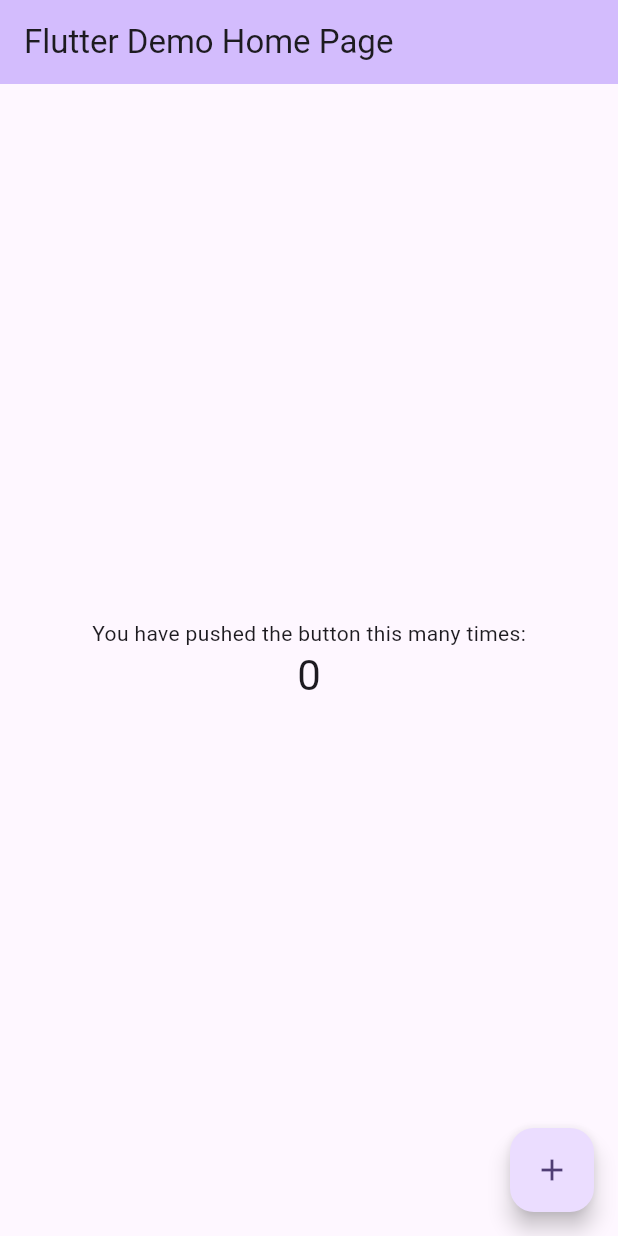
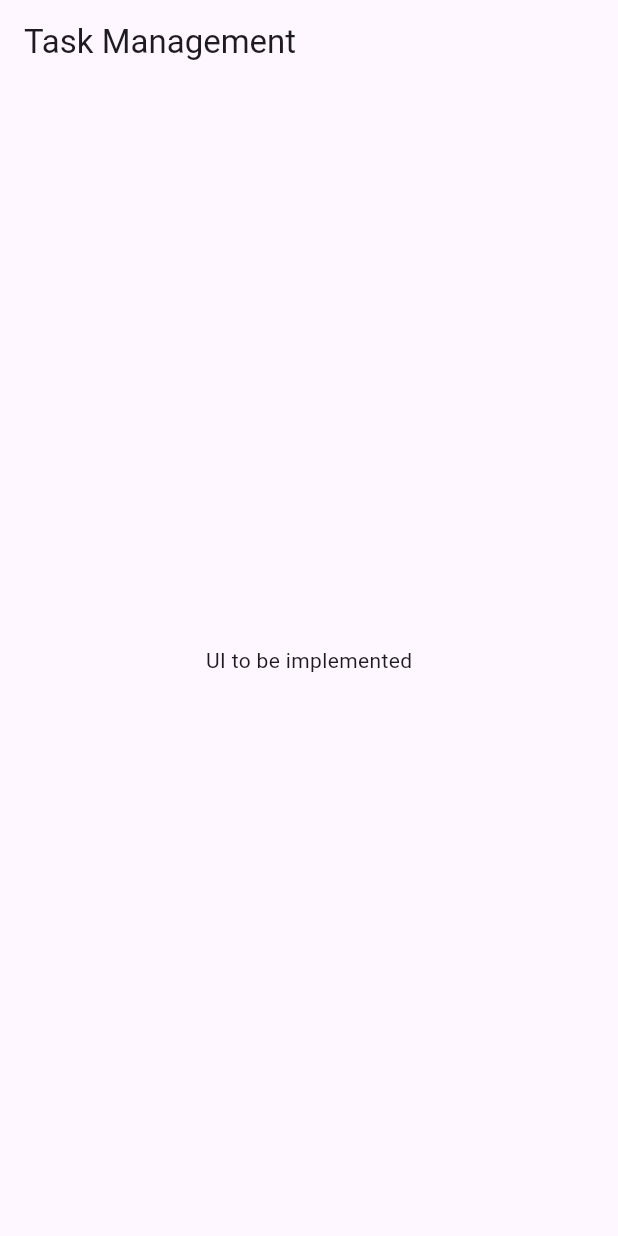
Before and after one commit to SamiAhmed007/task_management_app, a Flutter app: the screen it shows after launch, on a phone screen of 412 x 824 dp. Run offline on Flutter 3.47's test engine with Material 3 defaults, Android fonts, the phone set to English and light mode, and no system bars.

Commit message:
Feature 2: Set up basic UI with AppBar and placeholder for task list

```diff
--- a/lib/main.dart
+++ b/lib/main.dart
@@ -1,125 +1,38 @@
 import 'package:flutter/material.dart';
+import 'models/task.dart';
 
 void main() {
-  runApp(const MyApp());
+  runApp(TaskManagementApp());
 }
 
-class MyApp extends StatelessWidget {
-  const MyApp({super.key});
-
-  // This widget is the root of your application.
+class TaskManagementApp extends StatelessWidget {
   @override
   Widget build(BuildContext context) {
     return MaterialApp(
-      title: 'Flutter Demo',
+      title: 'Task Management',
       theme: ThemeData(
-        // This is the theme of your application.
-        //
-        // TRY THIS: Try running your application with "flutter run". You'll see
-        // the application has a purple toolbar. Then, without quitting the app,
-        // try changing the seedColor in the colorScheme below to Colors.green
-        // and then invoke "hot reload" (save your changes or press the "hot
-        // reload" button in a Flutter-supported IDE, or press "r" if you used
-        // the command line to start the app).
-        //
-        // Notice that the counter didn't reset back to zero; the application
-        // state is not lost during the reload. To reset the state, use hot
-        // restart instead.
-        //
-        // This works for code too, not just values: Most code changes can be
-        // tested with just a hot reload.
-        colorScheme: ColorScheme.fromSeed(seedColor: Colors.deepPurple),
-        useMaterial3: true,
+        primarySwatch: Colors.blue,
       ),
-      home: const MyHomePage(title: 'Flutter Demo Home Page'),
+      home: TaskListScreen(),
     );
   }
 }
 
-class MyHomePage extends StatefulWidget {
-  const MyHomePage({super.key, required this.title});
-
-  // This widget is the home page of your application. It is stateful, meaning
-  // that it has a State object (defined below) that contains fields that affect
-  // how it looks.
-
-  // This class is the configuration for the state. It holds the values (in this
-  // case the title) provided by the parent (in this case the App widget) and
-  // used by the build method of the State. Fields in a Widget subclass are
-  // always marked "final".
-
-  final String title;
-
+class TaskListScreen extends StatefulWidget {
   @override
-  State<MyHomePage> createState() => _MyHomePageState();
+  _TaskListScreenState createState() => _TaskListScreenState();
 }
 
-class _MyHomePageState extends State<MyHomePage> {
-  int _counter = 0;
-
-  void _incrementCounter() {
-    setState(() {
-      // This call to setState tells the Flutter framework that something has
-      // changed in this State, which causes it to rerun the build method below
-      // so that the display can reflect the updated values. If we changed
-      // _counter without calling setState(), then the build method would not be
-      // called again, and so nothing would appear to happen.
-      _counter++;
-    });
-  }
-
+class _TaskListScreenState extends State<TaskListScreen> {
   @override
   Widget build(BuildContext context) {
-    // This method is rerun every time setState is called, for instance as done
-    // by the _incrementCounter method above.
-    //
-    // The Flutter framework has been optimized to make rerunning build methods
-    // fast, so that you can just rebuild anything that needs updating rather
-    // than having to individually change instances of widgets.
     return Scaffold(
       appBar: AppBar(
-        // TRY THIS: Try changing the color here to a specific color (to
-        // Colors.amber, perhaps?) and trigger a hot reload to see the AppBar
-        // change color while the other colors stay the same.
-        backgroundColor: Theme.of(context).colorScheme.inversePrimary,
-        // Here we take the value from the MyHomePage object that was created by
-        // the App.build method, and use it to set our appbar title.
-        title: Text(widget.title),
+        title: Text('Task Management'),
       ),
       body: Center(
-        // Center is a layout widget. It takes a single child and positions it
-        // in the middle of the parent.
-        child: Column(
-          // Column is also a layout widget. It takes a list of children and
-          // arranges them vertically. By default, it sizes itself to fit its
-          // children horizontally, and tries to be as tall as its parent.
-          //
-          // Column has various properties to control how it sizes itself and
-          // how it positions its children. Here we use mainAxisAlignment to
-          // center the children vertically; the main axis here is the vertical
-          // axis because Columns are vertical (the cross axis would be
-          // horizontal).
-          //
-          // TRY THIS: Invoke "debug painting" (choose the "Toggle Debug Paint"
-          // action in the IDE, or press "p" in the console), to see the
-          // wireframe for each widget.
-          mainAxisAlignment: MainAxisAlignment.center,
-          children: <Widget>[
-            const Text(
-              'You have pushed the button this many times:',
-            ),
-            Text(
-              '$_counter',
-              style: Theme.of(context).textTheme.headlineMedium,
-            ),
-          ],
-        ),
+        child: Text('UI to be implemented'),
       ),
-      floatingActionButton: FloatingActionButton(
-        onPressed: _incrementCounter,
-        tooltip: 'Increment',
-        child: const Icon(Icons.add),
-      ), // This trailing comma makes auto-formatting nicer for build methods.
     );
   }
 }
```
